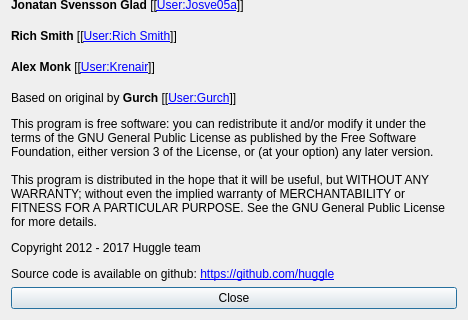
huggle/huggle3-qt-lx, file huggle/aboutform.ui: the form before one commit; both pictures show x 0 to 468 and y 303 to 623 of the 468 by 623 pixel window.
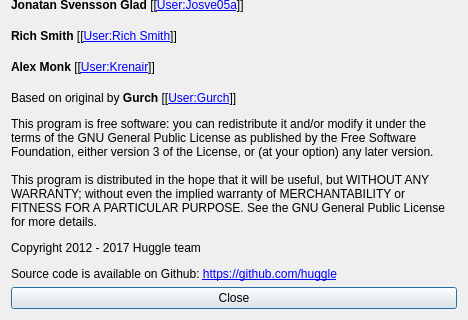
The form after the commit. Icons and pictures are not drawn.

Patch:
```diff
--- a/huggle/aboutform.ui
+++ b/huggle/aboutform.ui
@@ -161,7 +161,7 @@
    <item>
     <widget class="QLabel" name="label_5">
      <property name="text">
-      <string>&lt;html&gt;&lt;head/&gt;&lt;body&gt;&lt;p&gt;This program is free software: you can redistribute it and/or modify it under the terms of the GNU General Public License as published by the Free Software Foundation, either version 3 of the License, or (at your option) any later version.&lt;br/&gt;&lt;br/&gt;This program is distributed in the hope that it will be useful, but WITHOUT ANY WARRANTY; without even the implied warranty of MERCHANTABILITY or FITNESS FOR A PARTICULAR PURPOSE. See the GNU General Public License for more details. &lt;/p&gt;&lt;p&gt;Copyright 2012 - 2017 Huggle team&lt;/p&gt;&lt;p&gt;Source code is available on github: &lt;a href=&quot;https://github.com/huggle&quot;&gt;&lt;span style=&quot; text-decoration: underline; color:#0000ff;&quot;&gt;https://github.com/huggle&lt;/span&gt;&lt;/a&gt;&lt;/p&gt;&lt;/body&gt;&lt;/html&gt;</string>
+      <string>&lt;html&gt;&lt;head/&gt;&lt;body&gt;&lt;p&gt;This program is free software: you can redistribute it and/or modify it under the terms of the GNU General Public License as published by the Free Software Foundation, either version 3 of the License, or (at your option) any later version.&lt;br/&gt;&lt;br/&gt;This program is distributed in the hope that it will be useful, but WITHOUT ANY WARRANTY; without even the implied warranty of MERCHANTABILITY or FITNESS FOR A PARTICULAR PURPOSE. See the GNU General Public License for more details. &lt;/p&gt;&lt;p&gt;Copyright 2012 - 2017 Huggle team&lt;/p&gt;&lt;p&gt;Source code is available on Github: &lt;a href=&quot;https://github.com/huggle&quot;&gt;&lt;span style=&quot; text-decoration: underline; color:#0000ff;&quot;&gt;https://github.com/huggle&lt;/span&gt;&lt;/a&gt;&lt;/p&gt;&lt;/body&gt;&lt;/html&gt;</string>
      </property>
      <property name="wordWrap">
       <bool>true</bool>
```
